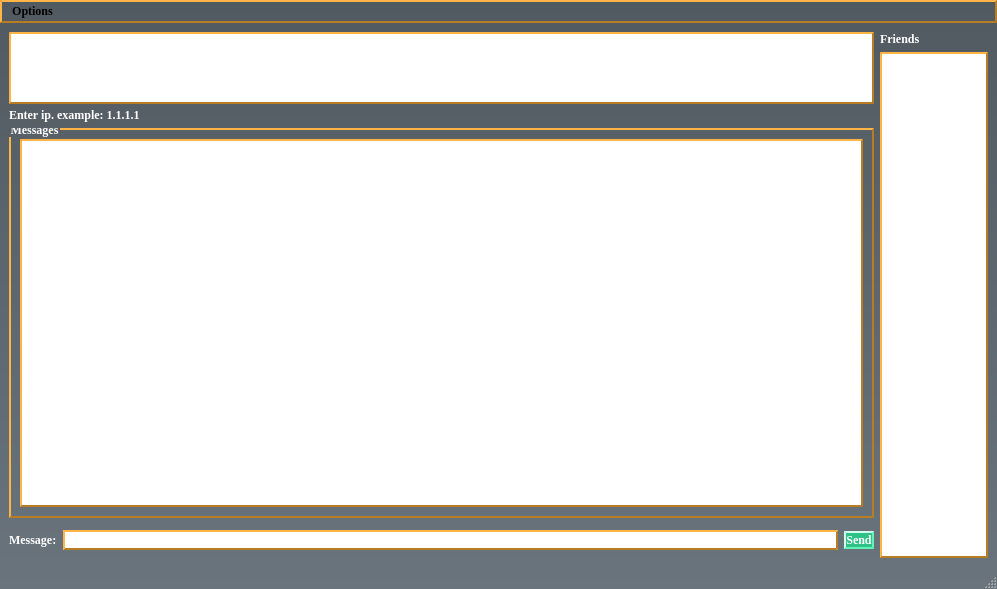
First picture: the form in Client/mainwindow.ui, repository KrHaXon/KOMUNIKATOR, before the edit.
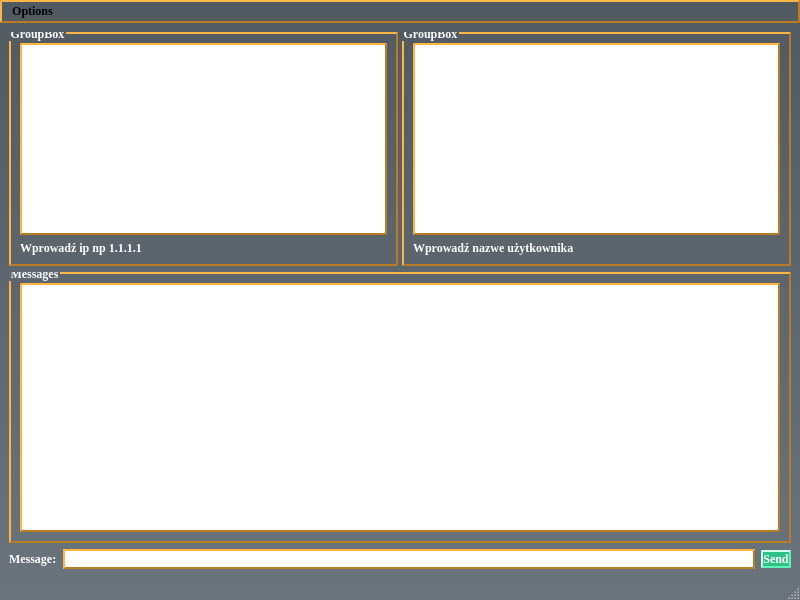
Second picture: the form after the edit.

```diff
--- a/Client/mainwindow.ui
+++ b/Client/mainwindow.ui
@@ -6,8 +6,8 @@
    <rect>
     <x>0</x>
     <y>0</y>
-    <width>997</width>
-    <height>589</height>
+    <width>800</width>
+    <height>600</height>
    </rect>
   </property>
   <property name="windowTitle">
@@ -70,31 +70,49 @@
 </string>
   </property>
   <widget class="QWidget" name="centralwidget">
-   <layout class="QHBoxLayout" name="horizontalLayout_2" stretch="8,1">
-    <item>
-     <layout class="QVBoxLayout" name="verticalLayout_2" stretch="2,10">
+   <layout class="QVBoxLayout" name="verticalLayout_4">
       <item>
        <widget class="QSplitter" name="splitter">
         <property name="orientation">
-         <enum>Qt::Vertical</enum>
-        </property>
-        <widget class="QTextEdit" name="ipText">
-         <property name="styleSheet">
-          <string notr="true"/>
-         </property>
-        </widget>
+       <enum>Qt::Horizontal</enum>
+      </property>
+      <widget class="QGroupBox" name="groupBox_2">
+       <property name="title">
+        <string>GroupBox</string>
+       </property>
+       <layout class="QVBoxLayout" name="verticalLayout_2">
+        <item>
+         <widget class="QTextEdit" name="ipText"/>
+        </item>
+        <item>
         <widget class="QLabel" name="label_2">
          <property name="text">
-          <string>Enter ip. example: 1.1.1.1</string>
-         </property>
-        </widget>
-       </widget>
+           <string>Wprowadź ip np 1.1.1.1</string>
+          </property>
+         </widget>
+        </item>
+       </layout>
+      </widget>
+      <widget class="QGroupBox" name="groupBox_3">
+       <property name="title">
+        <string>GroupBox</string>
+       </property>
+       <layout class="QVBoxLayout" name="verticalLayout_3">
+        <item>
+         <widget class="QTextEdit" name="userText"/>
       </item>
       <item>
-       <widget class="QSplitter" name="splitter_2">
-        <property name="orientation">
-         <enum>Qt::Vertical</enum>
-        </property>
+         <widget class="QLabel" name="label_3">
+          <property name="text">
+           <string>Wprowadź nazwe użytkownika</string>
+          </property>
+         </widget>
+        </item>
+       </layout>
+      </widget>
+     </widget>
+    </item>
+    <item>
         <widget class="QGroupBox" name="groupBox">
          <property name="title">
           <string>Messages</string>
@@ -105,7 +123,8 @@
           </item>
          </layout>
         </widget>
-        <widget class="QWidget" name="layoutWidget">
+    </item>
+    <item>
          <layout class="QHBoxLayout" name="horizontalLayout">
           <item>
            <widget class="QLabel" name="label">
@@ -125,24 +144,6 @@
            </widget>
           </item>
          </layout>
-        </widget>
-       </widget>
-      </item>
-     </layout>
-    </item>
-    <item>
-     <layout class="QVBoxLayout" name="verticalLayout_3">
-      <item>
-       <widget class="QLabel" name="label_3">
-        <property name="text">
-         <string>Friends</string>
-        </property>
-       </widget>
-      </item>
-      <item>
-       <widget class="QListView" name="listView"/>
-      </item>
-     </layout>
     </item>
    </layout>
   </widget>
@@ -151,8 +152,8 @@
     <rect>
      <x>0</x>
      <y>0</y>
-     <width>997</width>
-     <height>24</height>
+     <width>800</width>
+     <height>23</height>
     </rect>
    </property>
    <widget class="QMenu" name="menuOptions">
```
Left out of the diff: 47 changed lines with no effect on the pictures. Lines whose indentation alone changed are shown as unchanged.
